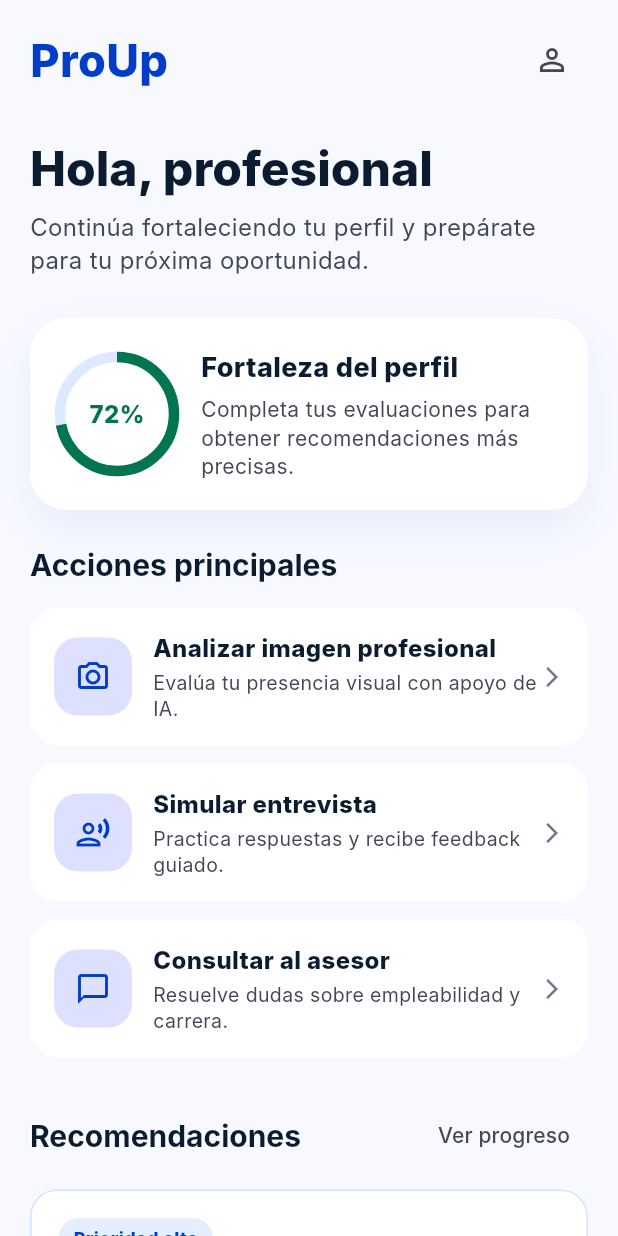
After one commit to ProUp-Application/ProUp-Frontend, a Flutter app: the DashboardScreen screen opened by its route, on a phone screen of 412 x 824 dp. The commit adds this screen. Run offline on Flutter 3.47's test engine with Material 3 defaults, Android fonts, the phone set to English and light mode, and no system bars; our stand-ins replace dio, flutter_bloc, go_router; Roboto replaces fonts that are missing (Inter).

Commit message:
feat: add dashboard screen

```diff
--- a/proup_mobile/lib/core/router/app_router.dart
+++ b/proup_mobile/lib/core/router/app_router.dart
@@ -3,6 +3,7 @@ import 'package:go_router/go_router.dart';
 import '../../features/onboarding/presentation/screens/onboarding_screen.dart';
 import '../../features/authentication/presentation/screens/login_screen.dart';
 import '../../features/authentication/presentation/screens/register_screen.dart';
+import '../../features/dashboard/presentation/screens/dashboard_screen.dart';
 
 import 'app_routes.dart';
 
@@ -31,8 +32,7 @@ class AppRouter {
       ),
       GoRoute(
         path: AppRoutes.dashboard,
-        builder: (context, state) =>
-            const _PlaceholderScreen(title: 'Dashboard'),
+        builder: (context, state) => const DashboardScreen(),
       ),
       GoRoute(
         path: AppRoutes.imageAnalysis,
--- /dev/null
+++ b/proup_mobile/lib/features/dashboard/presentation/screens/dashboard_screen.dart
@@ -0,0 +1,132 @@
+import 'package:flutter/material.dart';
+import 'package:go_router/go_router.dart';
+
+import '../../../../core/router/app_routes.dart';
+import '../widgets/dashboard_action_card.dart';
+import '../widgets/profile_strength_card.dart';
+import '../widgets/recommendation_card.dart';
+
+class DashboardScreen extends StatelessWidget {
+  const DashboardScreen({super.key});
+
+  @override
+  Widget build(BuildContext context) {
+    return Scaffold(
+      backgroundColor: const Color(0xFFF8F9FF),
+      body: SafeArea(
+        child: SingleChildScrollView(
+          padding: const EdgeInsets.fromLTRB(20, 16, 20, 28),
+          child: Column(
+            crossAxisAlignment: CrossAxisAlignment.start,
+            children: [
+              _DashboardHeader(
+                onProfileTap: () => context.go(AppRoutes.profile),
+              ),
+              const SizedBox(height: 28),
+              Text(
+                'Hola, profesional',
+                style: Theme.of(context).textTheme.headlineMedium,
+              ),
+              const SizedBox(height: 8),
+              const Text(
+                'Continúa fortaleciendo tu perfil y prepárate para tu próxima oportunidad.',
+                style: TextStyle(
+                  color: Color(0xFF434656),
+                  fontSize: 16,
+                  height: 1.4,
+                ),
+              ),
+              const SizedBox(height: 28),
+              const ProfileStrengthCard(progress: 0.72),
+              const SizedBox(height: 24),
+              Text(
+                'Acciones principales',
+                style: Theme.of(context).textTheme.titleLarge,
+              ),
+              const SizedBox(height: 16),
+              DashboardActionCard(
+                icon: Icons.camera_alt_outlined,
+                title: 'Analizar imagen profesional',
+                description: 'Evalúa tu presencia visual con apoyo de IA.',
+                onTap: () => context.go(AppRoutes.imageAnalysis),
+              ),
+              const SizedBox(height: 12),
+              DashboardActionCard(
+                icon: Icons.record_voice_over_outlined,
+                title: 'Simular entrevista',
+                description: 'Practica respuestas y recibe feedback guiado.',
+                onTap: () => context.go(AppRoutes.interview),
+              ),
+              const SizedBox(height: 12),
+              DashboardActionCard(
+                icon: Icons.chat_bubble_outline,
+                title: 'Consultar al asesor',
+                description: 'Resuelve dudas sobre empleabilidad y carrera.',
+                onTap: () => context.go(AppRoutes.chatbot),
+              ),
+              const SizedBox(height: 28),
+              Row(
+                children: [
+                  Expanded(
+                    child: Text(
+                      'Recomendaciones',
+                      style: Theme.of(context).textTheme.titleLarge,
+                    ),
+                  ),
+                  TextButton(
+                    onPressed: () => context.go(AppRoutes.progress),
+                    child: const Text('Ver progreso'),
+                  ),
+                ],
+              ),
+              const SizedBox(height: 12),
+              const RecommendationCard(
+                label: 'Prioridad alta',
+                title: 'Mejora tu presentación personal',
+                description:
+                    'Completa el análisis de imagen para recibir sugerencias accionables.',
+              ),
+              const SizedBox(height: 12),
+              const RecommendationCard(
+                label: 'Siguiente paso',
+                title: 'Practica tu elevator pitch',
+                description:
+                    'Prepara una respuesta breve y clara sobre tu experiencia y objetivos.',
+              ),
+            ],
+          ),
+        ),
+      ),
+    );
+  }
+}
+
+class _DashboardHeader extends StatelessWidget {
+  const _DashboardHeader({
+    required this.onProfileTap,
+  });
+
+  final VoidCallback onProfileTap;
+
+  @override
+  Widget build(BuildContext context) {
+    return Row(
+      children: [
+        const Text(
+          'ProUp',
+          style: TextStyle(
+            color: Color(0xFF003EC7),
+            fontSize: 30,
+            fontWeight: FontWeight.w800,
+          ),
+        ),
+        const Spacer(),
+        IconButton(
+          tooltip: 'Perfil',
+          onPressed: onProfileTap,
+          icon: const Icon(Icons.person_outline),
+        ),
+      ],
+    );
+  }
+}
--- /dev/null
+++ b/proup_mobile/lib/features/dashboard/presentation/widgets/dashboard_action_card.dart
@@ -0,0 +1,77 @@
+import 'package:flutter/material.dart';
+
+class DashboardActionCard extends StatelessWidget {
+  const DashboardActionCard({
+    required this.icon,
+    required this.title,
+    required this.description,
+    required this.onTap,
+    super.key,
+  });
+
+  final IconData icon;
+  final String title;
+  final String description;
+  final VoidCallback onTap;
+
+  @override
+  Widget build(BuildContext context) {
+    return Material(
+      color: Colors.white,
+      borderRadius: BorderRadius.circular(18),
+      child: InkWell(
+        onTap: onTap,
+        borderRadius: BorderRadius.circular(18),
+        child: Padding(
+          padding: const EdgeInsets.all(16),
+          child: Row(
+            children: [
+              Container(
+                width: 52,
+                height: 52,
+                decoration: BoxDecoration(
+                  color: const Color(0xFFDDE1FF),
+                  borderRadius: BorderRadius.circular(16),
+                ),
+                child: Icon(
+                  icon,
+                  color: const Color(0xFF003EC7),
+                ),
+              ),
+              const SizedBox(width: 14),
+              Expanded(
+                child: Column(
+                  crossAxisAlignment: CrossAxisAlignment.start,
+                  children: [
+                    Text(
+                      title,
+                      style: const TextStyle(
+                        color: Color(0xFF0B1C30),
+                        fontSize: 16,
+                        fontWeight: FontWeight.w800,
+                      ),
+                    ),
+                    const SizedBox(height: 4),
+                    Text(
+                      description,
+                      style: const TextStyle(
+                        color: Color(0xFF434656),
+                        fontSize: 13,
+                        height: 1.3,
+                      ),
+                    ),
+                  ],
+                ),
+              ),
+              const Icon(
+                Icons.arrow_forward_ios,
+                size: 16,
+                color: Color(0xFF737688),
+              ),
+            ],
+          ),
+        ),
+      ),
+    );
+  }
+}
--- /dev/null
+++ b/proup_mobile/lib/features/dashboard/presentation/widgets/profile_strength_card.dart
@@ -0,0 +1,84 @@
+import 'package:flutter/material.dart';
+
+class ProfileStrengthCard extends StatelessWidget {
+  const ProfileStrengthCard({
+    required this.progress,
+    super.key,
+  });
+
+  final double progress;
+
+  @override
+  Widget build(BuildContext context) {
+    final percentage = (progress * 100).round();
+
+    return Container(
+      padding: const EdgeInsets.all(20),
+      decoration: BoxDecoration(
+        color: Colors.white,
+        borderRadius: BorderRadius.circular(24),
+        boxShadow: const [
+          BoxShadow(
+            color: Color(0x10003EC7),
+            blurRadius: 24,
+            offset: Offset(0, 12),
+          ),
+        ],
+      ),
+      child: Row(
+        children: [
+          SizedBox(
+            width: 76,
+            height: 76,
+            child: Stack(
+              fit: StackFit.expand,
+              children: [
+                CircularProgressIndicator(
+                  value: progress,
+                  strokeWidth: 7,
+                  color: const Color(0xFF007550),
+                  backgroundColor: const Color(0xFFDCE9FF),
+                ),
+                Center(
+                  child: Text(
+                    '$percentage%',
+                    style: const TextStyle(
+                      color: Color(0xFF007550),
+                      fontSize: 16,
+                      fontWeight: FontWeight.w800,
+                    ),
+                  ),
+                ),
+              ],
+            ),
+          ),
+          const SizedBox(width: 18),
+          const Expanded(
+            child: Column(
+              crossAxisAlignment: CrossAxisAlignment.start,
+              children: [
+                Text(
+                  'Fortaleza del perfil',
+                  style: TextStyle(
+                    color: Color(0xFF0B1C30),
+                    fontSize: 18,
+                    fontWeight: FontWeight.w800,
+                  ),
+                ),
+                SizedBox(height: 6),
+                Text(
+                  'Completa tus evaluaciones para obtener recomendaciones más precisas.',
+                  style: TextStyle(
+                    color: Color(0xFF434656),
+                    fontSize: 14,
+                    height: 1.35,
+                  ),
+                ),
+              ],
+            ),
+          ),
+        ],
+      ),
+    );
+  }
+}
--- /dev/null
+++ b/proup_mobile/lib/features/dashboard/presentation/widgets/recommendation_card.dart
@@ -0,0 +1,65 @@
+import 'package:flutter/material.dart';
+
+class RecommendationCard extends StatelessWidget {
+  const RecommendationCard({
+    required this.label,
+    required this.title,
+    required this.description,
+    super.key,
+  });
+
+  final String label;
+  final String title;
+  final String description;
+
+  @override
+  Widget build(BuildContext context) {
+    return Container(
+      width: double.infinity,
+      padding: const EdgeInsets.all(18),
+      decoration: BoxDecoration(
+        color: Colors.white,
+        borderRadius: BorderRadius.circular(18),
+        border: Border.all(color: const Color(0xFFD3E4FE)),
+      ),
+      child: Column(
+        crossAxisAlignment: CrossAxisAlignment.start,
+        children: [
+          Container(
+            padding: const EdgeInsets.symmetric(horizontal: 10, vertical: 5),
+            decoration: BoxDecoration(
+              color: const Color(0xFFE5EEFF),
+              borderRadius: BorderRadius.circular(999),
+            ),
+            child: Text(
+              label,
+              style: const TextStyle(
+                color: Color(0xFF003EC7),
+                fontSize: 12,
+                fontWeight: FontWeight.w800,
+              ),
+            ),
+          ),
+          const SizedBox(height: 12),
+          Text(
+            title,
+            style: const TextStyle(
+              color: Color(0xFF0B1C30),
+              fontSize: 17,
+              fontWeight: FontWeight.w800,
+            ),
+          ),
+          const SizedBox(height: 6),
+          Text(
+            description,
+            style: const TextStyle(
+              color: Color(0xFF434656),
+              fontSize: 14,
+              height: 1.35,
+            ),
+          ),
+        ],
+      ),
+    );
+  }
+}
```
